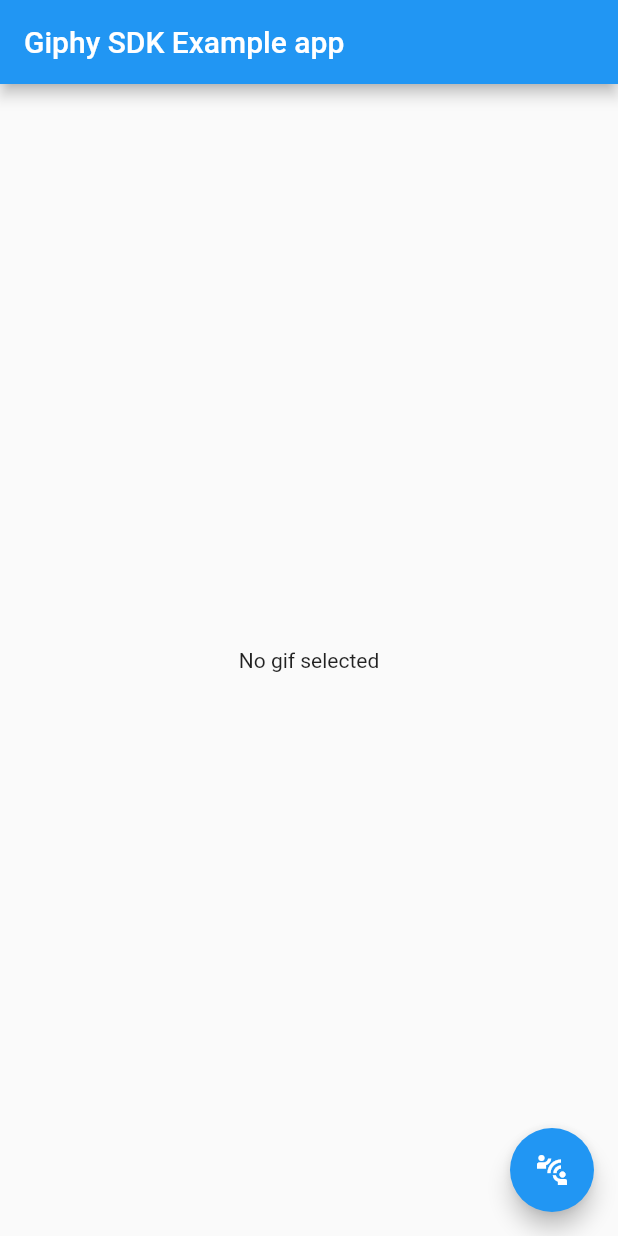
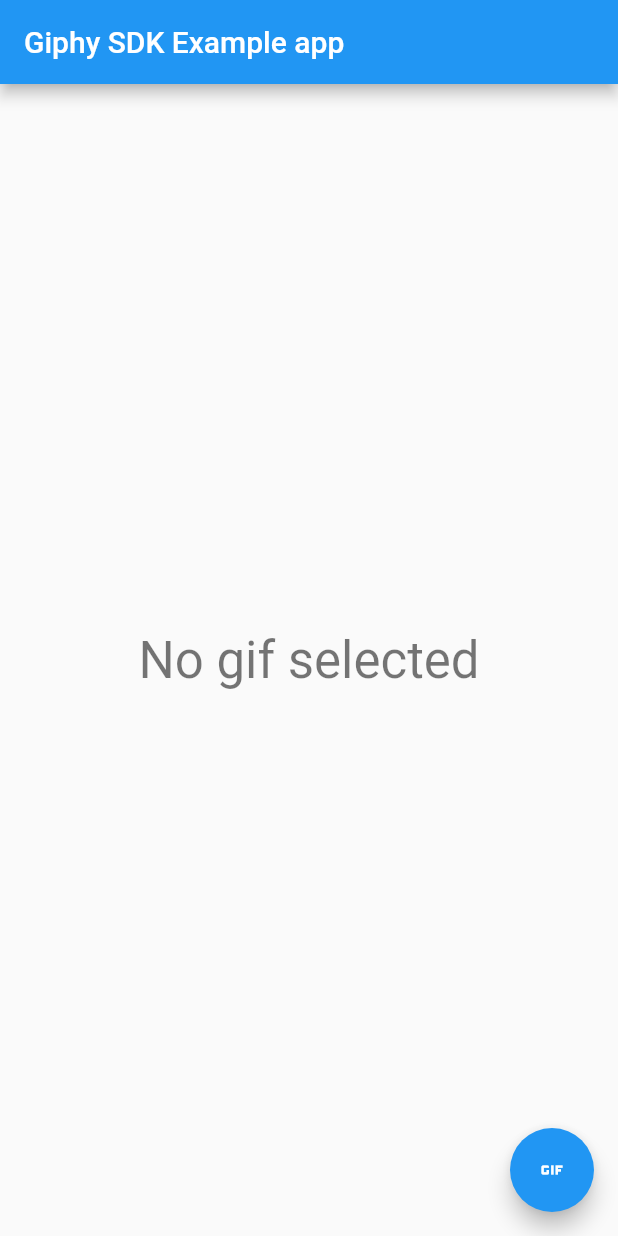
Before and after one commit to brim-borium/giphy_sdk, a Flutter app: the screen it shows after launch, on a phone screen of 412 x 824 dp. Run offline on Flutter 3.47's test engine with Material 2 defaults, Android fonts, the phone set to English and light mode, and no system bars; our stand-ins replace flutter_dotenv, logger; missing offline and left inert: dart:html.

Commit message:
Update example and user dictionary

```diff
--- a/example/lib/main.dart
+++ b/example/lib/main.dart
@@ -24,12 +24,16 @@
         floatingActionButton: FloatingActionButton(
           onPressed: () async {
             var apiKey = dotenv.env['API_KEY'];
-            var media = await GiphySdk.openGiphySelection(apiKey: apiKey!);
+            var settings = const GiphySettings.textCreation();
+            var media = await GiphySdk.openGiphySelection(
+              apiKey: apiKey!,
+              giphySettings: settings,
+            );
             setState(() {
               _giphyMedia = media;
             });
           },
-          child: const Icon(Icons.connect_without_contact),
+          child: const Icon(Icons.gif),
         ),
         appBar: AppBar(
           title: const Text('Giphy SDK Example app'),
@@ -41,17 +45,53 @@
 
   Widget _buildBody() {
     if (_giphyMedia == null) {
-      return const Center(
-        child: Text("No gif selected"),
+      return Center(
+        child: Text(
+          "No gif selected",
+          style: Theme.of(context).textTheme.headline4,
+        ),
       );
     }
 
-    return Column(
-      children: [
-        Text("Selected gif id: ${_giphyMedia?.id}"),
-        Text("Selected gif title: ${_giphyMedia?.title}"),
-        Text("Selected bitly url : ${_giphyMedia?.bitlyGifUrl}"),
-      ],
+    return Padding(
+      padding: const EdgeInsets.all(8.0),
+      child: Column(
+        mainAxisAlignment: MainAxisAlignment.start,
+        crossAxisAlignment: CrossAxisAlignment.start,
+        children: [
+          Text(
+            "Information about the selected gif",
+            style: Theme.of(context).textTheme.headline4,
+          ),
+          ListTile(title: Text("id: ${_giphyMedia?.id}")),
+          ListTile(title: Text("type: ${_giphyMedia?.type}")),
+          ListTile(title: Text("title: ${_giphyMedia?.title}")),
+          Text(
+            "The selected gif",
+            style: Theme.of(context).textTheme.headline4,
+          ),
+          if (_giphyMedia?.url != null)
+            Image.network(
+              _giphyMedia?.url as String,
+              loadingBuilder: (BuildContext context, Widget child,
+                  ImageChunkEvent? loadingProgress) {
+                if (loadingProgress == null) {
+                  return child;
+                }
+                return Center(
+                  child: CircularProgressIndicator(
+                    value: loadingProgress.expectedTotalBytes != null
+                        ? loadingProgress.cumulativeBytesLoaded /
+                            loadingProgress.expectedTotalBytes!
+                        : null,
+                  ),
+                );
+              },
+            )
+          else
+            const Text("Could not load gif"),
+        ],
+      ),
     );
   }
 }
--- a/lib/models/user_dictionary.dart
+++ b/lib/models/user_dictionary.dart
@@ -5,11 +5,13 @@
 @JsonSerializable()
 class UserDictionary {
   @JsonKey(name: 'rk')
-  String rk;
+  String? rk;
   @JsonKey(name: 'pk')
-  String pk;
+  String? pk;
+  @JsonKey(name: 'itk')
+  String? itk;
 
-  UserDictionary(this.rk, this.pk);
+  UserDictionary(this.rk, this.pk, this.itk);
 
   factory UserDictionary.fromJson(Map<String, dynamic> json) =>
       _$UserDictionaryFromJson(json);
```
Also changed, not shown: lib/models/user_dictionary.g.dart.
